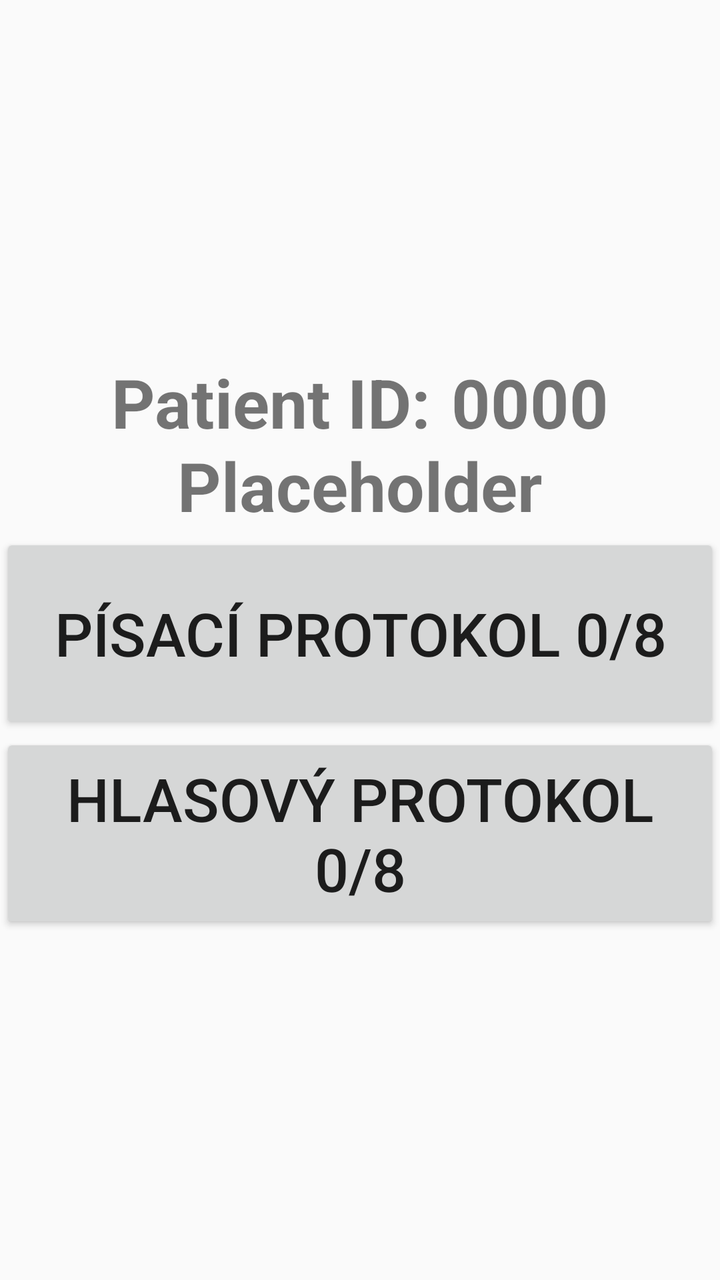
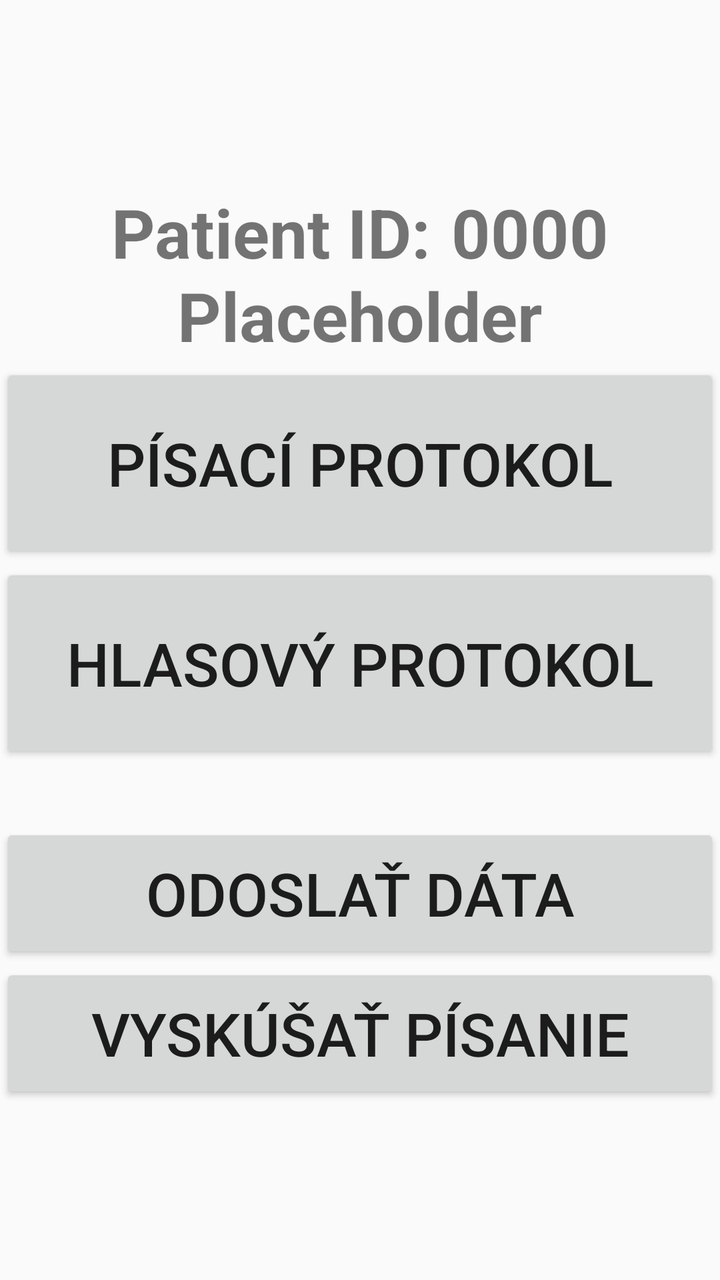

The first picture is an Android layout as it rendered before a commit; the second is the same layout after the commit. The layout source and the unified diff follow.
<!-- AndroidManifest.xml: application theme Theme.DiagnosticApp -->
<!-- res/layout/activity_patient.xml -->
<?xml version="1.0" encoding="utf-8"?>
<LinearLayout xmlns:android="http://schemas.android.com/apk/res/android"
    android:orientation="vertical"
    android:layout_width="match_parent"
    android:layout_height="match_parent"
    android:gravity="center">

    
    <LinearLayout
        android:layout_width="wrap_content"
        android:layout_height="wrap_content"
        android:orientation="horizontal"
        android:paddingBottom="16dp">


        <TextView
            android:id="@+id/tvTitle"
            android:layout_width="wrap_content"
            android:layout_height="wrap_content"
            android:text="Patient ID:"
            android:textSize="34sp"
            android:textStyle="bold"
            android:padding="5dp" />

        <TextView
            android:id="@+id/tvId"
            android:layout_width="wrap_content"
            android:layout_height="wrap_content"
            android:text="0000"
            android:textSize="34sp"
            android:textStyle="bold"
            android:padding="5dp" />

    </LinearLayout>

    <LinearLayout
        android:layout_width="wrap_content"
        android:layout_height="wrap_content"
        android:orientation="horizontal"
        android:layout_marginTop="-30dp"
        android:layout_marginBottom="-20dp"
        android:paddingBottom="16dp">

        <TextView
            android:id="@+id/tvInfo"
            android:layout_width="wrap_content"
            android:layout_height="wrap_content"
            android:text="Placeholder"
            android:textSize="34sp"
            android:textStyle="bold"
            android:padding="5dp" />
    </LinearLayout>

    <Button
        android:id="@+id/btnWritingProtocol"
        android:layout_width="wrap_content"
        android:layout_height="wrap_content"
        android:width="380dp"
        android:height="100dp"
        android:text="Písací protokol 0/8"
        android:textSize="30sp" />

    <Button
        android:id="@+id/btnVoiceProtocol"
        android:layout_width="wrap_content"
        android:layout_height="wrap_content"
        android:width="380dp"
        android:height="100dp"
        android:text="Hlasový protokol 0/8"
        android:textSize="30sp" />

</LinearLayout>
<!-- resources referenced by this layout -->
<resources>
  <style name="Theme.DiagnosticApp" parent="Theme.AppCompat.Light.NoActionBar" />
</resources>

<!-- the commit's change to res/layout/activity_patient.xml (unified diff, before → after) -->
@@ -57,7 +57,7 @@
         android:layout_height="wrap_content"
         android:width="380dp"
         android:height="100dp"
-        android:text="Písací protokol 0/8"
+        android:text="Písací protokol"
         android:textSize="30sp" />
 
     <Button
@@ -66,7 +66,27 @@
         android:layout_height="wrap_content"
         android:width="380dp"
         android:height="100dp"
-        android:text="Hlasový protokol 0/8"
+        android:text="Hlasový protokol"
+        android:textSize="30sp" />
+
+
+    <Button
+        android:id="@+id/btnUpdateData"
+        android:layout_width="wrap_content"
+        android:layout_height="wrap_content"
+        android:width="380dp"
+        android:height="70dp"
+        android:text="Odoslať dáta"
+        android:layout_marginTop="30dp"
+        android:textSize="30sp" />
+
+    <Button
+        android:id="@+id/btnDrawTest"
+        android:layout_width="wrap_content"
+        android:layout_height="wrap_content"
+        android:width="380dp"
+        android:height="70dp"
+        android:text="Vyskúšať písanie"
         android:textSize="30sp" />
 
 </LinearLayout>
